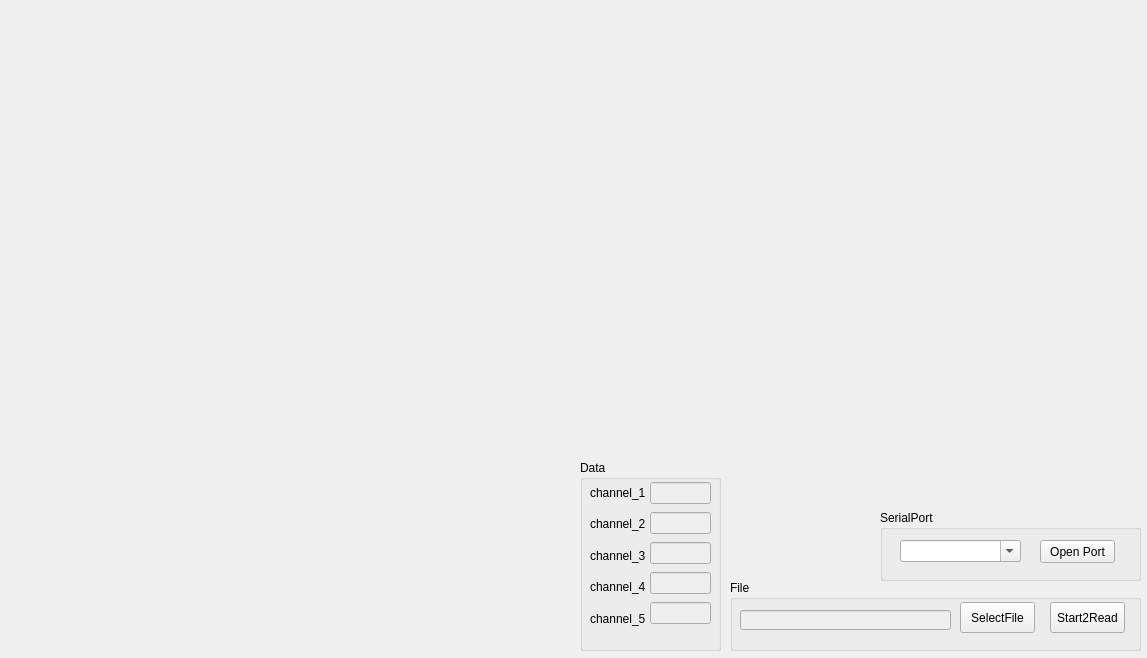
lnwin/GZ_SerialPort_Test, file mainwindow.ui: the form before one commit.
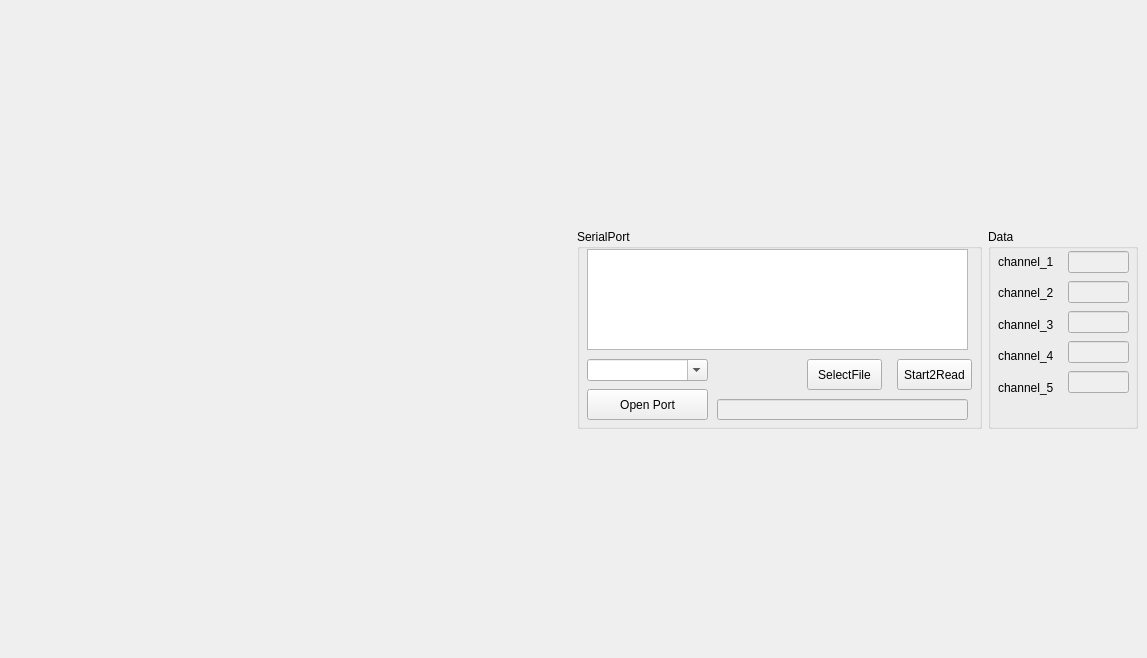
The form after the commit.

Commit message: 完成串口数据判断编写

Patch:
```diff
--- a/mainwindow.ui
+++ b/mainwindow.ui
@@ -14,160 +14,16 @@
    <string>MainWindow</string>
   </property>
   <widget class="QWidget" name="centralwidget">
-   <widget class="QGroupBox" name="tool">
-    <property name="geometry">
-     <rect>
-      <x>880</x>
-      <y>510</y>
-      <width>261</width>
-      <height>71</height>
-     </rect>
-    </property>
-    <property name="title">
-     <string>SerialPort</string>
-    </property>
-    <widget class="QComboBox" name="comboBox">
-     <property name="geometry">
-      <rect>
-       <x>20</x>
-       <y>30</y>
-       <width>121</width>
-       <height>22</height>
-      </rect>
-     </property>
-     <property name="editable">
-      <bool>true</bool>
-     </property>
-    </widget>
-    <widget class="QPushButton" name="SerialButton">
-     <property name="geometry">
-      <rect>
-       <x>160</x>
-       <y>30</y>
-       <width>75</width>
-       <height>23</height>
-      </rect>
-     </property>
-     <property name="text">
-      <string>Open Port</string>
-     </property>
-    </widget>
-   </widget>
-   <widget class="QGroupBox" name="groupBox">
-    <property name="geometry">
-     <rect>
-      <x>730</x>
-      <y>580</y>
-      <width>411</width>
-      <height>71</height>
-     </rect>
-    </property>
-    <property name="title">
-     <string>File</string>
-    </property>
-    <widget class="QLineEdit" name="lineEdit">
-     <property name="enabled">
-      <bool>false</bool>
-     </property>
-     <property name="geometry">
-      <rect>
-       <x>10</x>
-       <y>30</y>
-       <width>211</width>
-       <height>20</height>
-      </rect>
-     </property>
-    </widget>
-    <widget class="QPushButton" name="SelectFileButton">
-     <property name="geometry">
-      <rect>
-       <x>230</x>
-       <y>22</y>
-       <width>75</width>
-       <height>31</height>
-      </rect>
-     </property>
-     <property name="text">
-      <string>SelectFile</string>
-     </property>
-    </widget>
-    <widget class="QPushButton" name="FileReadButton">
-     <property name="geometry">
-      <rect>
-       <x>320</x>
-       <y>22</y>
-       <width>75</width>
-       <height>31</height>
-      </rect>
-     </property>
-     <property name="text">
-      <string>Start2Read</string>
-     </property>
-    </widget>
-   </widget>
-   <widget class="QWidget" name="verticalLayoutWidget">
-    <property name="geometry">
-     <rect>
-      <x>0</x>
-      <y>10</y>
-      <width>551</width>
-      <height>221</height>
-     </rect>
-    </property>
-    <layout class="QVBoxLayout" name="verticalLayout"/>
-   </widget>
-   <widget class="QWidget" name="verticalLayoutWidget_2">
-    <property name="geometry">
-     <rect>
-      <x>0</x>
-      <y>240</y>
-      <width>551</width>
-      <height>201</height>
-     </rect>
-    </property>
-    <layout class="QVBoxLayout" name="verticalLayout_2"/>
-   </widget>
-   <widget class="QWidget" name="verticalLayoutWidget_3">
-    <property name="geometry">
-     <rect>
-      <x>0</x>
-      <y>450</y>
-      <width>551</width>
-      <height>201</height>
-     </rect>
-    </property>
-    <layout class="QVBoxLayout" name="verticalLayout_3"/>
-   </widget>
-   <widget class="QWidget" name="verticalLayoutWidget_4">
-    <property name="geometry">
-     <rect>
-      <x>580</x>
-      <y>10</y>
-      <width>561</width>
-      <height>221</height>
-     </rect>
-    </property>
-    <layout class="QVBoxLayout" name="verticalLayout_4"/>
-   </widget>
-   <widget class="QWidget" name="verticalLayoutWidget_5">
-    <property name="geometry">
-     <rect>
-      <x>580</x>
-      <y>240</y>
-      <width>561</width>
-      <height>201</height>
-     </rect>
-    </property>
-    <layout class="QVBoxLayout" name="verticalLayout_5"/>
-   </widget>
+   <layout class="QGridLayout" name="gridLayout" rowstretch="1,1,1" columnstretch="1,1,2">
+    <item row="2" column="2">
+     <layout class="QGridLayout" name="gridLayout_2" rowstretch="0,0" columnstretch="0,1,5" rowminimumheight="1,2">
+      <item row="1" column="2">
    <widget class="QGroupBox" name="groupBox_2">
-    <property name="geometry">
-     <rect>
-      <x>580</x>
-      <y>460</y>
-      <width>141</width>
-      <height>191</height>
-     </rect>
+        <property name="maximumSize">
+         <size>
+          <width>150</width>
+          <height>200</height>
+         </size>
     </property>
     <property name="title">
      <string>Data</string>
@@ -222,7 +78,7 @@
     <widget class="QWidget" name="layoutWidget">
      <property name="geometry">
       <rect>
-       <x>70</x>
+           <x>80</x>
        <y>20</y>
        <width>61</width>
        <height>151</height>
@@ -267,6 +123,107 @@
      </layout>
     </widget>
    </widget>
+      </item>
+      <item row="1" column="1">
+       <widget class="QGroupBox" name="tool">
+        <property name="title">
+         <string>SerialPort</string>
+        </property>
+        <widget class="QComboBox" name="portcomboBox">
+         <property name="geometry">
+          <rect>
+           <x>10</x>
+           <y>130</y>
+           <width>121</width>
+           <height>22</height>
+          </rect>
+         </property>
+         <property name="editable">
+          <bool>true</bool>
+         </property>
+        </widget>
+        <widget class="QPushButton" name="SerialButton">
+         <property name="geometry">
+          <rect>
+           <x>10</x>
+           <y>160</y>
+           <width>121</width>
+           <height>31</height>
+          </rect>
+         </property>
+         <property name="text">
+          <string>Open Port</string>
+         </property>
+        </widget>
+        <widget class="QPushButton" name="SelectFileButton">
+         <property name="geometry">
+          <rect>
+           <x>230</x>
+           <y>130</y>
+           <width>75</width>
+           <height>31</height>
+          </rect>
+         </property>
+         <property name="text">
+          <string>SelectFile</string>
+         </property>
+        </widget>
+        <widget class="QPushButton" name="FileReadButton">
+         <property name="geometry">
+          <rect>
+           <x>320</x>
+           <y>130</y>
+           <width>75</width>
+           <height>31</height>
+          </rect>
+         </property>
+         <property name="text">
+          <string>Start2Read</string>
+         </property>
+        </widget>
+        <widget class="QLineEdit" name="lineEdit">
+         <property name="enabled">
+          <bool>false</bool>
+         </property>
+         <property name="geometry">
+          <rect>
+           <x>140</x>
+           <y>170</y>
+           <width>251</width>
+           <height>21</height>
+          </rect>
+         </property>
+        </widget>
+        <widget class="QTextEdit" name="textEdit">
+         <property name="geometry">
+          <rect>
+           <x>10</x>
+           <y>20</y>
+           <width>381</width>
+           <height>101</height>
+          </rect>
+         </property>
+        </widget>
+       </widget>
+      </item>
+     </layout>
+    </item>
+    <item row="2" column="0" colspan="2">
+     <layout class="QVBoxLayout" name="verticalLayout_3"/>
+    </item>
+    <item row="1" column="2">
+     <layout class="QVBoxLayout" name="verticalLayout_5"/>
+    </item>
+    <item row="1" column="0" colspan="2">
+     <layout class="QVBoxLayout" name="verticalLayout_2"/>
+    </item>
+    <item row="0" column="2">
+     <layout class="QVBoxLayout" name="verticalLayout_4"/>
+    </item>
+    <item row="0" column="0" colspan="2">
+     <layout class="QVBoxLayout" name="verticalLayout"/>
+    </item>
+   </layout>
   </widget>
  </widget>
  <resources/>
```
Lines whose indentation alone changed are shown as unchanged. The commit also changes 2 other files.
